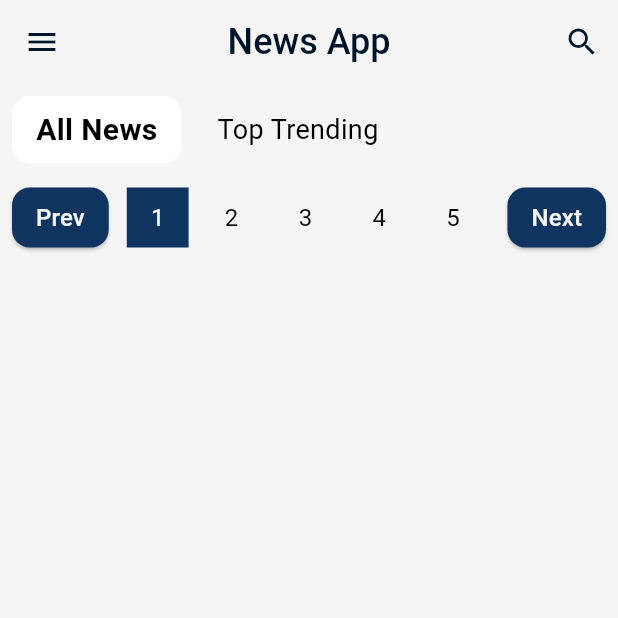
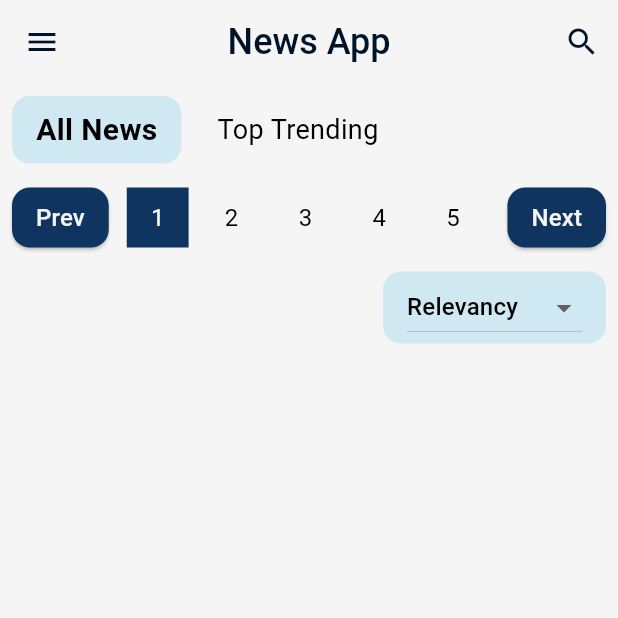
Before and after one commit to nggiahuy09/news_app, a Flutter app: the screen it shows after launch, on a phone screen of 412 x 824 dp, the top half of it. Run offline on Flutter 3.47's test engine with Material 3 defaults, Android fonts, the phone set to English and light mode, and no system bars; our stand-ins replace flutter_iconly, shared_preferences.

Commit message:
add dropdown options

```diff
--- a/lib/consts/global_colors.dart
+++ b/lib/consts/global_colors.dart
@@ -2,7 +2,7 @@ import 'package:flutter/material.dart';
 
 // Light theme
 Color lightScaffoldColor = const Color(0xFFF5F5F5);
-Color lightCardColor = const Color(0xFFFfFFFf); //F0FFFF
+Color lightCardColor = const Color(0xFFD0E8F2); //F0FFFF
 Color lightBackgroundColor = const Color(0xFFD0E8F2);
 Color lightIconsColor = const Color(0xFF79A3B1);
 Color lightTextColor = Colors.black;
--- a/lib/consts/vars.dart
+++ b/lib/consts/vars.dart
@@ -5,5 +5,11 @@ enum NewsType {
   allNews,
 }
 
+enum SortByEnum {
+  relevancy, // articles more closely related to queue come first
+  popularity, // articles from popular sources and publishers come first
+  publishedAt, // newest articles come first
+}
+
 const defaultButtonPadding = EdgeInsets.fromLTRB(16, 8, 16, 8);
 const defaultSmallButtonPadding = EdgeInsets.all(8,);
--- a/lib/screens/home_screen.dart
+++ b/lib/screens/home_screen.dart
@@ -16,6 +16,7 @@ class HomeScreen extends StatefulWidget {
 class _HomeScreenState extends State<HomeScreen> {
   var newsType = NewsType.allNews;
   int currentPageIndex = 0;
+  String currentSortBy = SortByEnum.relevancy.name;
 
   @override
   Widget build(BuildContext context) {
@@ -46,6 +47,7 @@ class _HomeScreenState extends State<HomeScreen> {
         padding: const EdgeInsets.all(8.0),
         child: Column(
           children: [
+            // tabs bar
             Row(
               children: [
                 MyTabWidget(
@@ -78,6 +80,8 @@ class _HomeScreenState extends State<HomeScreen> {
               ],
             ),
             const SizedBox(height: 8),
+
+            // pagination bar
             newsType == NewsType.allNews
                 ? SizedBox(
                     height: kBottomNavigationBarHeight,
@@ -156,6 +160,33 @@ class _HomeScreenState extends State<HomeScreen> {
                 : Container(
                     color: Colors.deepPurple,
                   ),
+            const SizedBox(height: 8),
+
+            // dropdown selection
+            newsType == NewsType.allNews
+                ? Align(
+                    alignment: Alignment.topRight,
+                    child: Material(
+                      shape: RoundedRectangleBorder(
+                        borderRadius: BorderRadius.circular(12),
+                      ),
+                      color: Theme.of(context).cardColor,
+                      child: Padding(
+                        padding: const EdgeInsets.symmetric(horizontal: 16.0),
+                        child: DropdownButton(
+                          borderRadius: BorderRadius.circular(12),
+                          dropdownColor:
+                              Theme.of(context).scaffoldBackgroundColor,
+                          value: currentSortBy,
+                          items: Utils(context).getDropDownItems,
+                          onChanged: (String? selectedItem) {
+                            currentSortBy = selectedItem!;
+                          },
+                        ),
+                      ),
+                    ),
+                  )
+                : Container(),
           ],
         ),
       ),
--- a/lib/services/utils.dart
+++ b/lib/services/utils.dart
@@ -1,4 +1,5 @@
 import 'package:flutter/material.dart';
+import 'package:news_app/consts/vars.dart';
 import 'package:news_app/providers/theme_provider.dart';
 import 'package:provider/provider.dart';
 
@@ -8,4 +9,28 @@ class Utils {
 
   bool get getDarkTheme => Provider.of<ThemeProvider>(context).getDarkTheme;
   Color get getColor => getDarkTheme ? Colors.white : Colors.black;
+
+  List<DropdownMenuItem<String>> get getDropDownItems {
+    List<DropdownMenuItem<String>> menuItems = [
+      DropdownMenuItem<String>(
+        value: SortByEnum.relevancy.name,
+        child: const Text(
+          'Relevancy',
+        ),
+      ),
+      DropdownMenuItem<String>(
+        value: SortByEnum.popularity.name,
+        child: const Text(
+          'Popularity'
+        ),
+      ),
+      DropdownMenuItem<String>(
+        value: SortByEnum.publishedAt.name,
+        child: const Text(
+          'Published At'
+        ),
+      ),
+    ];
+    return menuItems;
+  }
 }
```
Also changed, not shown: lib/consts/theme_data.dart (+4 -5 lines).
